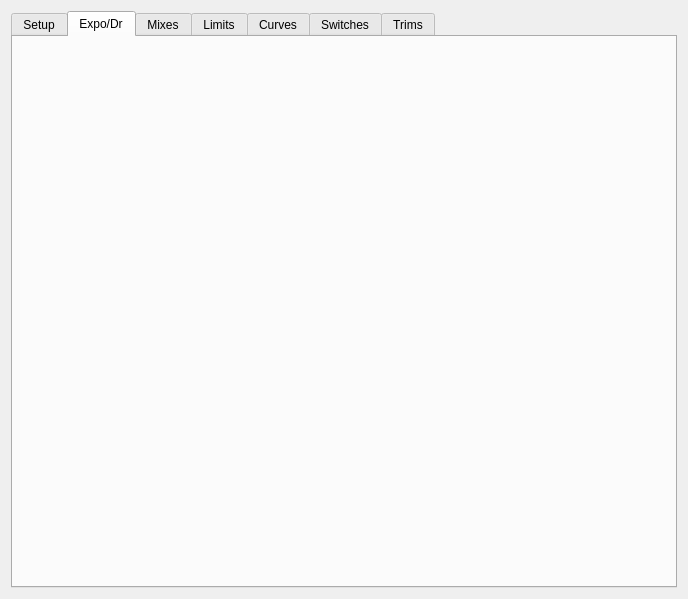
The window that src/modeledit.ui (xhorizont/eepe) describes before a commit, drawn with Qt 5.
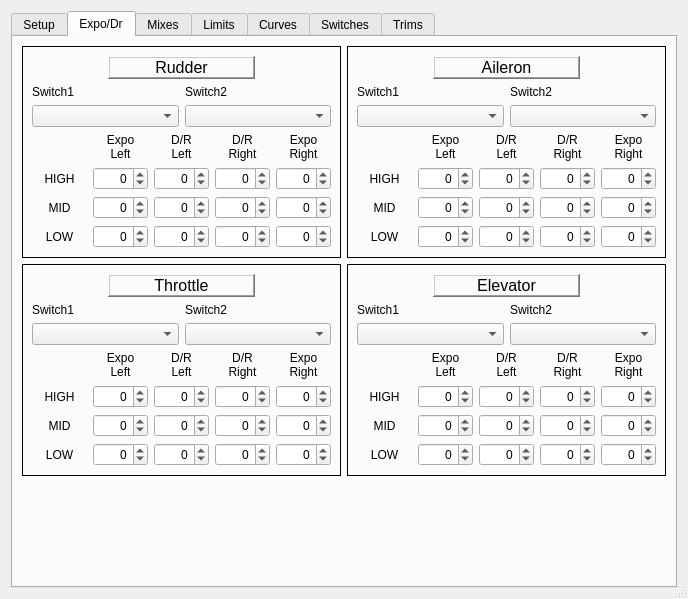
The same window after the commit. The open tabs and pages were chosen to show the change. Icons and pictures are not drawn.

```diff
--- a/src/modeledit.ui
+++ b/src/modeledit.ui
@@ -17,8 +17,11 @@
    <iconset>
     <normaloff>icon.ico</normaloff>icon.ico</iconset>
   </property>
+  <property name="sizeGripEnabled">
+   <bool>true</bool>
+  </property>
   <layout class="QGridLayout" name="gridLayout">
-   <item row="0" column="0">
+   <item row="0" column="1">
     <widget class="QTabWidget" name="tabWidget">
      <property name="currentIndex">
       <number>5</number>
@@ -339,6 +342,1169 @@
       <attribute name="title">
        <string>Expo/Dr</string>
       </attribute>
+      <layout class="QGridLayout" name="gridLayout_17">
+       <item row="0" column="0">
+        <widget class="QFrame" name="RUD_Frame">
+         <property name="frameShape">
+          <enum>QFrame::Panel</enum>
+         </property>
+         <property name="frameShadow">
+          <enum>QFrame::Plain</enum>
+         </property>
+         <layout class="QGridLayout" name="gridLayout_10">
+          <item row="0" column="1" colspan="2">
+           <widget class="QLabel" name="label_36">
+            <property name="font">
+             <font>
+              <pointsize>12</pointsize>
+             </font>
+            </property>
+            <property name="frameShape">
+             <enum>QFrame::WinPanel</enum>
+            </property>
+            <property name="frameShadow">
+             <enum>QFrame::Raised</enum>
+            </property>
+            <property name="text">
+             <string>Rudder</string>
+            </property>
+            <property name="alignment">
+             <set>Qt::AlignCenter</set>
+            </property>
+           </widget>
+          </item>
+          <item row="2" column="0" colspan="2">
+           <widget class="QComboBox" name="RUD_edrSw1"/>
+          </item>
+          <item row="2" column="2" colspan="2">
+           <widget class="QComboBox" name="RUD_edrSw2"/>
+          </item>
+          <item row="3" column="0" colspan="4">
+           <layout class="QGridLayout" name="gridLayout_9">
+            <item row="1" column="0">
+             <widget class="QLabel" name="label_37">
+              <property name="text">
+               <string>HIGH</string>
+              </property>
+              <property name="alignment">
+               <set>Qt::AlignCenter</set>
+              </property>
+             </widget>
+            </item>
+            <item row="1" column="1">
+             <widget class="QSpinBox" name="RUD_ExpoLHi">
+              <property name="alignment">
+               <set>Qt::AlignRight|Qt::AlignTrailing|Qt::AlignVCenter</set>
+              </property>
+              <property name="minimum">
+               <number>-125</number>
+              </property>
+              <property name="maximum">
+               <number>125</number>
+              </property>
+             </widget>
+            </item>
+            <item row="1" column="2">
+             <widget class="QSpinBox" name="RUD_DrLHi">
+              <property name="alignment">
+               <set>Qt::AlignRight|Qt::AlignTrailing|Qt::AlignVCenter</set>
+              </property>
+              <property name="minimum">
+               <number>-125</number>
+              </property>
+              <property name="maximum">
+               <number>125</number>
+              </property>
+             </widget>
+            </item>
+            <item row="1" column="3">
+             <widget class="QSpinBox" name="RUD_DrRHi">
+              <property name="alignment">
+               <set>Qt::AlignRight|Qt::AlignTrailing|Qt::AlignVCenter</set>
+              </property>
+              <property name="minimum">
+               <number>-125</number>
+              </property>
+              <property name="maximum">
+               <number>125</number>
+              </property>
+             </widget>
+            </item>
+            <item row="1" column="4">
+             <widget class="QSpinBox" name="RUD_ExpoRHi">
+              <property name="alignment">
+               <set>Qt::AlignRight|Qt::AlignTrailing|Qt::AlignVCenter</set>
+              </property>
+              <property name="minimum">
+               <number>-125</number>
+              </property>
+              <property name="maximum">
+               <number>125</number>
+              </property>
+             </widget>
+            </item>
+            <item row="2" column="0">
+             <widget class="QLabel" name="label_38">
+              <property name="text">
+               <string>MID</string>
+              </property>
+              <property name="alignment">
+               <set>Qt::AlignCenter</set>
+              </property>
+             </widget>
+            </item>
+            <item row="2" column="1">
+             <widget class="QSpinBox" name="RUD_ExpoLMid">
+              <property name="alignment">
+               <set>Qt::AlignRight|Qt::AlignTrailing|Qt::AlignVCenter</set>
+              </property>
+              <property name="minimum">
+               <number>-125</number>
+              </property>
+              <property name="maximum">
+               <number>125</number>
+              </property>
+             </widget>
+            </item>
+            <item row="2" column="2">
+             <widget class="QSpinBox" name="RUD_DrLMid">
+              <property name="alignment">
+               <set>Qt::AlignRight|Qt::AlignTrailing|Qt::AlignVCenter</set>
+              </property>
+              <property name="minimum">
+               <number>-125</number>
+              </property>
+              <property name="maximum">
+               <number>125</number>
+              </property>
+             </widget>
+            </item>
+            <item row="2" column="3">
+             <widget class="QSpinBox" name="RUD_DrRMid">
+              <property name="alignment">
+               <set>Qt::AlignRight|Qt::AlignTrailing|Qt::AlignVCenter</set>
+              </property>
+              <property name="minimum">
+               <number>-125</number>
+              </property>
+              <property name="maximum">
+               <number>125</number>
+              </property>
+             </widget>
+            </item>
+            <item row="2" column="4">
+             <widget class="QSpinBox" name="RUD_ExpoRMid">
+              <property name="alignment">
+               <set>Qt::AlignRight|Qt::AlignTrailing|Qt::AlignVCenter</set>
+              </property>
+              <property name="minimum">
+               <number>-125</number>
+              </property>
+              <property name="maximum">
+               <number>125</number>
+              </property>
+             </widget>
+            </item>
+            <item row="3" column="0">
+             <widget class="QLabel" name="label_39">
+              <property name="text">
+               <string>LOW</string>
+              </property>
+              <property name="alignment">
+               <set>Qt::AlignCenter</set>
+              </property>
+             </widget>
+            </item>
+            <item row="3" column="1">
+             <widget class="QSpinBox" name="RUD_ExpoLLow">
+              <property name="alignment">
+               <set>Qt::AlignRight|Qt::AlignTrailing|Qt::AlignVCenter</set>
+              </property>
+              <property name="minimum">
+               <number>-125</number>
+              </property>
+              <property name="maximum">
+               <number>125</number>
+              </property>
+             </widget>
+            </item>
+            <item row="3" column="2">
+             <widget class="QSpinBox" name="RUD_DrLLow">
+              <property name="alignment">
+               <set>Qt::AlignRight|Qt::AlignTrailing|Qt::AlignVCenter</set>
+              </property>
+              <property name="minimum">
+               <number>-125</number>
+              </property>
+              <property name="maximum">
+               <number>125</number>
+              </property>
+             </widget>
+            </item>
+            <item row="3" column="3">
+             <widget class="QSpinBox" name="RUD_DrRLow">
+              <property name="alignment">
+               <set>Qt::AlignRight|Qt::AlignTrailing|Qt::AlignVCenter</set>
+              </property>
+              <property name="minimum">
+               <number>-125</number>
+              </property>
+              <property name="maximum">
+               <number>125</number>
+              </property>
+             </widget>
+            </item>
+            <item row="3" column="4">
+             <widget class="QSpinBox" name="RUD_ExpoRLow">
+              <property name="alignment">
+               <set>Qt::AlignRight|Qt::AlignTrailing|Qt::AlignVCenter</set>
+              </property>
+              <property name="minimum">
+               <number>-125</number>
+              </property>
+              <property name="maximum">
+               <number>125</number>
+              </property>
+             </widget>
+            </item>
+            <item row="0" column="1">
+             <widget class="QLabel" name="label_64">
+              <property name="text">
+               <string>Expo
+Left</string>
+              </property>
+              <property name="alignment">
+               <set>Qt::AlignCenter</set>
+              </property>
+             </widget>
+            </item>
+            <item row="0" column="2">
+             <widget class="QLabel" name="label_65">
+              <property name="text">
+               <string>D/R
+Left</string>
+              </property>
+              <property name="alignment">
+               <set>Qt::AlignCenter</set>
+              </property>
+             </widget>
+            </item>
+            <item row="0" column="3">
+             <widget class="QLabel" name="label_69">
+              <property name="text">
+               <string>D/R
+Right</string>
+              </property>
+              <property name="alignment">
+               <set>Qt::AlignCenter</set>
+              </property>
+             </widget>
+            </item>
+            <item row="0" column="4">
+             <widget class="QLabel" name="label_77">
+              <property name="text">
+               <string>Expo
+Right</string>
+              </property>
+              <property name="alignment">
+               <set>Qt::AlignCenter</set>
+              </property>
+             </widget>
+            </item>
+           </layout>
+          </item>
+          <item row="1" column="0">
+           <widget class="QLabel" name="label_42">
+            <property name="text">
+             <string>Switch1</string>
+            </property>
+           </widget>
+          </item>
+          <item row="1" column="2">
+           <widget class="QLabel" name="label_43">
+            <property name="text">
+             <string>Switch2</string>
+            </property>
+           </widget>
+          </item>
+         </layout>
+        </widget>
+       </item>
+       <item row="0" column="1">
+        <widget class="QFrame" name="AIL_Frame">
+         <property name="frameShape">
+          <enum>QFrame::Panel</enum>
+         </property>
+         <property name="frameShadow">
+          <enum>QFrame::Plain</enum>
+         </property>
+         <layout class="QGridLayout" name="gridLayout_11">
+          <item row="0" column="1" colspan="2">
+           <widget class="QLabel" name="label_46">
+            <property name="font">
+             <font>
+              <pointsize>12</pointsize>
+             </font>
+            </property>
+            <property name="frameShape">
+             <enum>QFrame::WinPanel</enum>
+            </property>
+            <property name="frameShadow">
+             <enum>QFrame::Raised</enum>
+            </property>
+            <property name="text">
+             <string>Aileron</string>
+            </property>
+            <property name="alignment">
+             <set>Qt::AlignCenter</set>
+            </property>
+           </widget>
+          </item>
+          <item row="2" column="0" colspan="2">
+           <widget class="QComboBox" name="AIL_edrSw1"/>
+          </item>
+          <item row="2" column="2" colspan="2">
+           <widget class="QComboBox" name="AIL_edrSw2"/>
+          </item>
+          <item row="3" column="0" colspan="4">
+           <layout class="QGridLayout" name="gridLayout_12">
+            <item row="1" column="0">
+             <widget class="QLabel" name="label_51">
+              <property name="text">
+               <string>HIGH</string>
+              </property>
+              <property name="alignment">
+               <set>Qt::AlignCenter</set>
+              </property>
+             </widget>
+            </item>
+            <item row="1" column="1">
+             <widget class="QSpinBox" name="AIL_ExpoLHi">
+              <property name="alignment">
+               <set>Qt::AlignRight|Qt::AlignTrailing|Qt::AlignVCenter</set>
+              </property>
+              <property name="minimum">
+               <number>-125</number>
+              </property>
+              <property name="maximum">
+               <number>125</number>
+              </property>
+             </widget>
+            </item>
+            <item row="1" column="2">
+             <widget class="QSpinBox" name="AIL_DrLHi">
+              <property name="alignment">
+               <set>Qt::AlignRight|Qt::AlignTrailing|Qt::AlignVCenter</set>
+              </property>
+              <property name="minimum">
+               <number>-125</number>
+              </property>
+              <property name="maximum">
+               <number>125</number>
+              </property>
+             </widget>
+            </item>
+            <item row="1" column="3">
+             <widget class="QSpinBox" name="AIL_DrRHi">
+              <property name="alignment">
+               <set>Qt::AlignRight|Qt::AlignTrailing|Qt::AlignVCenter</set>
+              </property>
+              <property name="minimum">
+               <number>-125</number>
+              </property>
+              <property name="maximum">
+               <number>125</number>
+              </property>
+             </widget>
+            </item>
+            <item row="1" column="4">
+             <widget class="QSpinBox" name="AIL_ExpoRHi">
+              <property name="alignment">
+               <set>Qt::AlignRight|Qt::AlignTrailing|Qt::AlignVCenter</set>
+              </property>
+              <property name="minimum">
+               <number>-125</number>
+              </property>
+              <property name="maximum">
+               <number>125</number>
+              </property>
+             </widget>
+            </item>
+            <item row="2" column="0">
+             <widget class="QLabel" name="label_52">
+              <property name="text">
+               <string>MID</string>
+              </property>
+              <property name="alignment">
+               <set>Qt::AlignCenter</set>
+              </property>
+             </widget>
+            </item>
+            <item row="2" column="1">
+             <widget class="QSpinBox" name="AIL_ExpoLMid">
+              <property name="alignment">
+               <set>Qt::AlignRight|Qt::AlignTrailing|Qt::AlignVCenter</set>
+              </property>
+              <property name="minimum">
+               <number>-125</number>
+              </property>
+              <property name="maximum">
+               <number>125</number>
+              </property>
+             </widget>
+            </item>
+            <item row="2" column="2">
+             <widget class="QSpinBox" name="AIL_DrLMid">
+              <property name="alignment">
+               <set>Qt::AlignRight|Qt::AlignTrailing|Qt::AlignVCenter</set>
+              </property>
+              <property name="minimum">
+               <number>-125</number>
+              </property>
+              <property name="maximum">
+               <number>125</number>
+              </property>
+             </widget>
+            </item>
+            <item row="2" column="3">
+             <widget class="QSpinBox" name="AIL_DrRMid">
+              <property name="alignment">
+               <set>Qt::AlignRight|Qt::AlignTrailing|Qt::AlignVCenter</set>
+              </property>
+              <property name="minimum">
+               <number>-125</number>
+              </property>
+              <property name="maximum">
+               <number>125</number>
+              </property>
+             </widget>
+            </item>
+            <item row="2" column="4">
+             <widget class="QSpinBox" name="AIL_ExpoRMid">
+              <property name="alignment">
+               <set>Qt::AlignRight|Qt::AlignTrailing|Qt::AlignVCenter</set>
+              </property>
+              <property name="minimum">
+               <number>-125</number>
+              </property>
+              <property name="maximum">
+               <number>125</number>
+              </property>
+             </widget>
+            </item>
+            <item row="3" column="0">
+             <widget class="QLabel" name="label_53">
+              <property name="text">
+               <string>LOW</string>
+              </property>
+              <property name="alignment">
+               <set>Qt::AlignCenter</set>
+              </property>
+             </widget>
+            </item>
+            <item row="3" column="1">
+             <widget class="QSpinBox" name="AIL_ExpoLLow">
+              <property name="alignment">
+               <set>Qt::AlignRight|Qt::AlignTrailing|Qt::AlignVCenter</set>
+              </property>
+              <property name="minimum">
+               <number>-125</number>
+              </property>
+              <property name="maximum">
+               <number>125</number>
+              </property>
+             </widget>
+            </item>
+            <item row="3" column="2">
+             <widget class="QSpinBox" name="AIL_DrLLow">
+              <property name="alignment">
+               <set>Qt::AlignRight|Qt::AlignTrailing|Qt::AlignVCenter</set>
+              </property>
+              <property name="minimum">
+               <number>-125</number>
+              </property>
+              <property name="maximum">
+               <number>125</number>
+              </property>
+             </widget>
+            </item>
+            <item row="3" column="3">
+             <widget class="QSpinBox" name="AIL_DrRLow">
+              <property name="alignment">
+               <set>Qt::AlignRight|Qt::AlignTrailing|Qt::AlignVCenter</set>
+              </property>
+              <property name="minimum">
+               <number>-125</number>
+              </property>
+              <property name="maximum">
+               <number>125</number>
+              </property>
+             </widget>
+            </item>
+            <item row="3" column="4">
+             <widget class="QSpinBox" name="AIL_ExpoRLow">
+              <property name="alignment">
+               <set>Qt::AlignRight|Qt::AlignTrailing|Qt::AlignVCenter</set>
+              </property>
+              <property name="minimum">
+               <number>-125</number>
+              </property>
+              <property name="maximum">
+               <number>125</number>
+              </property>
+             </widget>
+            </item>
+            <item row="0" column="1">
+             <widget class="QLabel" name="label_67">
+              <property name="text">
+               <string>Expo
+Left</string>
+              </property>
+              <property name="alignment">
+               <set>Qt::AlignCenter</set>
+              </property>
+             </widget>
+            </item>
+            <item row="0" column="3">
+             <widget class="QLabel" name="label_70">
+              <property name="text">
+               <string>D/R
+Right</string>
+              </property>
+              <property name="alignment">
+               <set>Qt::AlignCenter</set>
+              </property>
+             </widget>
+            </item>
+            <item row="0" column="2">
+             <widget class="QLabel" name="label_75">
+              <property name="text">
+               <string>D/R
+Left</string>
+              </property>
+              <property name="alignment">
+               <set>Qt::AlignCenter</set>
+              </property>
+             </widget>
+            </item>
+            <item row="0" column="4">
+             <widget class="QLabel" name="label_78">
+              <property name="text">
+               <string>Expo
+Right</string>
+              </property>
+              <property name="alignment">
+               <set>Qt::AlignCenter</set>
+              </property>
+             </widget>
+            </item>
+           </layout>
+          </item>
+          <item row="1" column="2">
+           <widget class="QLabel" name="label_44">
+            <property name="text">
+             <string>Switch2</string>
+            </property>
+           </widget>
+          </item>
+          <item row="1" column="0">
+           <widget class="QLabel" name="label_48">
+            <property name="text">
+             <string>Switch1</string>
+            </property>
+           </widget>
+          </item>
+         </layout>
+        </widget>
+       </item>
+       <item row="1" column="0">
+        <widget class="QFrame" name="THR_Frame">
+         <property name="frameShape">
+          <enum>QFrame::Panel</enum>
+         </property>
+         <property name="frameShadow">
+          <enum>QFrame::Plain</enum>
+         </property>
+         <layout class="QGridLayout" name="gridLayout_13">
+          <item row="0" column="1" colspan="2">
+           <widget class="QLabel" name="label_56">
+            <property name="font">
+             <font>
+              <pointsize>12</pointsize>
+             </font>
+            </property>
+            <property name="frameShape">
+             <enum>QFrame::WinPanel</enum>
+            </property>
+            <property name="frameShadow">
+             <enum>QFrame::Raised</enum>
+            </property>
+            <property name="text">
+             <string>Throttle</string>
+            </property>
+            <property name="alignment">
+             <set>Qt::AlignCenter</set>
+            </property>
+           </widget>
+          </item>
+          <item row="3" column="0" colspan="2">
+           <widget class="QComboBox" name="THR_edrSw1"/>
+          </item>
+          <item row="3" column="2" colspan="2">
+           <widget class="QComboBox" name="THR_edrSw2"/>
+          </item>
+          <item row="4" column="0" colspan="4">
+           <layout class="QGridLayout" name="gridLayout_14">
+            <item row="0" column="2">
+             <widget class="QLabel" name="label_58">
+              <property name="text">
+               <string>D/R
+Left</string>
+              </property>
+              <property name="alignment">
+               <set>Qt::AlignCenter</set>
+              </property>
+             </widget>
+            </item>
+            <item row="0" column="3">
+             <widget class="QLabel" name="label_59">
+              <property name="text">
+               <string>D/R
+Right</string>
+              </property>
+              <property name="alignment">
+               <set>Qt::AlignCenter</set>
+              </property>
+             </widget>
+            </item>
+            <item row="0" column="4">
+             <widget class="QLabel" name="label_60">
+              <property name="text">
+               <string>Expo
+Right</string>
+              </property>
+              <property name="alignment">
+               <set>Qt::AlignCenter</set>
+              </property>
+             </widget>
+            </item>
+            <item row="1" column="0">
+             <widget class="QLabel" name="label_61">
+              <property name="text">
+               <string>HIGH</string>
+              </property>
+              <property name="alignment">
+               <set>Qt::AlignCenter</set>
+              </property>
+             </widget>
+            </item>
+            <item row="1" column="1">
+             <widget class="QSpinBox" name="THR_ExpoLHi">
+              <property name="alignment">
+               <set>Qt::AlignRight|Qt::AlignTrailing|Qt::AlignVCenter</set>
+              </property>
+              <property name="minimum">
+               <number>-125</number>
+              </property>
+              <property name="maximum">
+               <number>125</number>
+              </property>
+             </widget>
+            </item>
+            <item row="1" column="2">
+             <widget class="QSpinBox" name="THR_DrLHi">
+              <property name="alignment">
+               <set>Qt::AlignRight|Qt::AlignTrailing|Qt::AlignVCenter</set>
+              </property>
+              <property name="minimum">
+               <number>-125</number>
+              </property>
+              <property name="maximum">
+               <number>125</number>
+              </property>
+             </widget>
+            </item>
+            <item row="1" column="3">
+             <widget class="QSpinBox" name="THR_DrRHi">
+              <property name="alignment">
+               <set>Qt::AlignRight|Qt::AlignTrailing|Qt::AlignVCenter</set>
+              </property>
+              <property name="minimum">
+               <number>-125</number>
+              </property>
+              <property name="maximum">
+               <number>125</number>
+              </property>
+             </widget>
+            </item>
+            <item row="1" column="4">
+             <widget class="QSpinBox" name="THR_ExpoRHi">
+              <property name="alignment">
+               <set>Qt::AlignRight|Qt::AlignTrailing|Qt::AlignVCenter</set>
+              </property>
+              <property name="minimum">
+               <number>-125</number>
+              </property>
+              <property name="maximum">
+               <number>125</number>
+              </property>
+             </widget>
+            </item>
+            <item row="2" column="0">
+             <widget class="QLabel" name="label_62">
+              <property name="text">
+               <string>MID</string>
+              </property>
+              <property name="alignment">
+               <set>Qt::AlignCenter</set>
+              </property>
+             </widget>
+            </item>
+            <item row="2" column="1">
+             <widget class="QSpinBox" name="THR_ExpoLMid">
+              <property name="alignment">
+               <set>Qt::AlignRight|Qt::AlignTrailing|Qt::AlignVCenter</set>
+              </property>
+              <property name="minimum">
+               <number>-125</number>
+              </property>
+              <property name="maximum">
+               <number>125</number>
+              </property>
+             </widget>
+            </item>
+            <item row="2" column="2">
+             <widget class="QSpinBox" name="THR_DrLMid">
+              <property name="alignment">
+               <set>Qt::AlignRight|Qt::AlignTrailing|Qt::AlignVCenter</set>
+              </property>
+              <property name="minimum">
+               <number>-125</number>
+              </property>
+              <property name="maximum">
+               <number>125</number>
+              </property>
+             </widget>
+            </item>
+            <item row="2" column="3">
+             <widget class="QSpinBox" name="THR_DrRMid">
+              <property name="alignment">
+               <set>Qt::AlignRight|Qt::AlignTrailing|Qt::AlignVCenter</set>
+              </property>
+              <property name="minimum">
+               <number>-125</number>
+              </property>
+              <property name="maximum">
+               <number>125</number>
+              </property>
+             </widget>
+            </item>
+            <item row="2" column="4">
+             <widget class="QSpinBox" name="THR_ExpoRMid">
+              <property name="alignment">
+               <set>Qt::AlignRight|Qt::AlignTrailing|Qt::AlignVCenter</set>
+              </property>
+              <property name="minimum">
+               <number>-125</number>
+              </property>
+              <property name="maximum">
+               <number>125</number>
+              </property>
+             </widget>
+            </item>
+            <item row="3" column="0">
+             <widget class="QLabel" name="label_63">
+              <property name="text">
+               <string>LOW</string>
+              </property>
+              <property name="alignment">
+               <set>Qt::AlignCenter</set>
+              </property>
+             </widget>
+            </item>
+            <item row="3" column="1">
+             <widget class="QSpinBox" name="THR_ExpoLLow">
+              <property name="alignment">
+               <set>Qt::AlignRight|Qt::AlignTrailing|Qt::AlignVCenter</set>
+              </property>
+              <property name="minimum">
+               <number>-125</number>
+              </property>
+              <property name="maximum">
+               <number>125</number>
+              </property>
+             </widget>
+            </item>
+            <item row="3" column="2">
+             <widget class="QSpinBox" name="THR_DrLLow">
+              <property name="alignment">
+               <set>Qt::AlignRight|Qt::AlignTrailing|Qt::AlignVCenter</set>
+              </property>
+              <property name="minimum">
+               <number>-125</number>
+              </property>
+              <property name="maximum">
+               <number>125</number>
+              </property>
+             </widget>
+            </item>
+            <item row="3" column="3">
+             <widget class="QSpinBox" name="THR_DrRLow">
+              <property name="alignment">
+               <set>Qt::AlignRight|Qt::AlignTrailing|Qt::AlignVCenter</set>
+              </property>
+              <property name="minimum">
+               <number>-125</number>
+              </property>
+              <property name="maximum">
+               <number>125</number>
+              </property>
+             </widget>
+            </item>
+            <item row="3" column="4">
+             <widget class="QSpinBox" name="THR_ExpoRLow">
+              <property name="alignment">
+               <set>Qt::AlignRight|Qt::AlignTrailing|Qt::AlignVCenter</set>
+              </property>
+              <property name="minimum">
+               <number>-125</number>
+              </property>
+              <property name="maximum">
+               <number>125</number>
+              </property>
+             </widget>
+            </item>
+            <item row="0" column="1">
+             <widget class="QLabel" name="label_57">
+              <property name="text">
+               <string>Expo
+Left</string>
+              </property>
+              <property name="alignment">
+               <set>Qt::AlignCenter</set>
+              </property>
+             </widget>
+            </item>
+           </layout>
+          </item>
+          <item row="2" column="0">
+           <widget class="QLabel" name="label_40">
+            <property name="text">
+             <string>Switch1</string>
+            </property>
+           </widget>
+          </item>
+          <item row="2" column="2">
+           <widget class="QLabel" name="label_41">
+            <property name="text">
+             <string>Switch2</string>
+            </property>
+           </widget>
+          </item>
+         </layout>
+        </widget>
+       </item>
+       <item row="1" column="1">
+        <widget class="QFrame" name="ELE_Frame">
+         <property name="frameShape">
+          <enum>QFrame::Panel</enum>
+         </property>
+         <property name="frameShadow">
+          <enum>QFrame::Plain</enum>
+         </property>
+         <layout class="QGridLayout" name="gridLayout_15">
+          <item row="0" column="1" colspan="2">
+           <widget class="QLabel" name="label_66">
+            <property name="font">
+             <font>
+              <pointsize>12</pointsize>
+             </font>
+            </property>
+            <property name="frameShape">
+             <enum>QFrame::WinPanel</enum>
+            </property>
+            <property name="frameShadow">
+             <enum>QFrame::Raised</enum>
+            </property>
+            <property name="text">
+             <string>Elevator</string>
+            </property>
+            <property name="alignment">
+             <set>Qt::AlignCenter</set>
+            </property>
+           </widget>
+          </item>
+          <item row="2" column="0" colspan="2">
+           <widget class="QComboBox" name="ELE_edrSw1"/>
+          </item>
+          <item row="2" column="2" colspan="2">
+           <widget class="QComboBox" name="ELE_edrSw2"/>
+          </item>
+          <item row="3" column="0" colspan="4">
+           <layout class="QGridLayout" name="gridLayout_16">
+            <item row="1" column="0">
+             <widget class="QLabel" name="label_71">
+              <property name="text">
+               <string>HIGH</string>
+              </property>
+              <property name="alignment">
+               <set>Qt::AlignCenter</set>
+              </property>
+             </widget>
+            </item>
+            <item row="1" column="1">
+             <widget class="QSpinBox" name="ELE_ExpoLHi">
+              <property name="alignment">
+               <set>Qt::AlignRight|Qt::AlignTrailing|Qt::AlignVCenter</set>
+              </property>
+              <property name="minimum">
+               <number>-125</number>
+              </property>
+              <property name="maximum">
+               <number>125</number>
+              </property>
+             </widget>
+            </item>
+            <item row="1" column="2">
+             <widget class="QSpinBox" name="ELE_DrLHi">
+              <property name="alignment">
+               <set>Qt::AlignRight|Qt::AlignTrailing|Qt::AlignVCenter</set>
+              </property>
+              <property name="minimum">
+               <number>-125</number>
+              </property>
+              <property name="maximum">
+               <number>125</number>
+              </property>
+             </widget>
+            </item>
+            <item row="1" column="3">
+             <widget class="QSpinBox" name="ELE_DrRHi">
+              <property name="alignment">
+               <set>Qt::AlignRight|Qt::AlignTrailing|Qt::AlignVCenter</set>
+              </property>
+              <property name="minimum">
+               <number>-125</number>
+              </property>
+              <property name="maximum">
+               <number>125</number>
+              </property>
+             </widget>
+            </item>
+            <item row="1" column="4">
+             <widget class="QSpinBox" name="ELE_ExpoRHi">
+              <property name="alignment">
+               <set>Qt::AlignRight|Qt::AlignTrailing|Qt::AlignVCenter</set>
+              </property>
+              <property name="minimum">
+               <number>-125</number>
+              </property>
+              <property name="maximum">
+               <number>125</number>
+              </property>
+             </widget>
+            </item>
+            <item row="2" column="0">
+             <widget class="QLabel" name="label_72">
+              <property name="text">
+               <string>MID</string>
+              </property>
+              <property name="alignment">
+               <set>Qt::AlignCenter</set>
+              </property>
+             </widget>
+            </item>
+            <item row="2" column="1">
+             <widget class="QSpinBox" name="ELE_ExpoLMid">
+              <property name="alignment">
+               <set>Qt::AlignRight|Qt::AlignTrailing|Qt::AlignVCenter</set>
+              </property>
+              <property name="minimum">
+               <number>-125</number>
+              </property>
+              <property name="maximum">
+               <number>125</number>
+              </property>
+             </widget>
+            </item>
+            <item row="2" column="2">
+             <widget class="QSpinBox" name="ELE_DrLMid">
+              <property name="alignment">
+               <set>Qt::AlignRight|Qt::AlignTrailing|Qt::AlignVCenter</set>
+              </property>
+              <property name="minimum">
+               <number>-125</number>
+              </property>
+              <property name="maximum">
+               <number>125</number>
+              </property>
+             </widget>
+            </item>
+            <item row="2" column="3">
+             <widget class="QSpinBox" name="ELE_DrRMid">
+              <property name="alignment">
+               <set>Qt::AlignRight|Qt::AlignTrailing|Qt::AlignVCenter</set>
+              </property>
+              <property name="minimum">
+               <number>-125</number>
+              </property>
+              <property name="maximum">
+               <number>125</number>
+              </property>
+             </widget>
+            </item>
+            <item row="2" column="4">
+             <widget class="QSpinBox" name="ELE_ExpoRMid">
+              <property name="alignment">
+               <set>Qt::AlignRight|Qt::AlignTrailing|Qt::AlignVCenter</set>
+              </property>
+              <property name="minimum">
+               <number>-125</number>
+              </property>
+              <property name="maximum">
+               <number>125</number>
+              </property>
+             </widget>
+            </item>
+            <item row="3" column="0">
+             <widget class="QLabel" name="label_73">
+              <property name="text">
+               <string>LOW</string>
+              </property>
+              <property name="alignment">
+               <set>Qt::AlignCenter</set>
+              </property>
+             </widget>
+            </item>
+            <item row="3" column="1">
+             <widget class="QSpinBox" name="ELE_ExpoLLow">
+              <property name="alignment">
+               <set>Qt::AlignRight|Qt::AlignTrailing|Qt::AlignVCenter</set>
+              </property>
+              <property name="minimum">
+               <number>-125</number>
+              </property>
+              <property name="maximum">
+               <number>125</number>
+              </property>
+             </widget>
+            </item>
+            <item row="3" column="2">
+             <widget class="QSpinBox" name="ELE_DrLLow">
+              <property name="alignment">
+               <set>Qt::AlignRight|Qt::AlignTrailing|Qt::AlignVCenter</set>
+              </property>
+              <property name="minimum">
+               <number>-125</number>
+              </property>
+              <property name="maximum">
+               <number>125</number>
+              </property>
+             </widget>
+            </item>
+            <item row="3" column="3">
+             <widget class="QSpinBox" name="ELE_DrRLow">
+              <property name="alignment">
+               <set>Qt::AlignRight|Qt::AlignTrailing|Qt::AlignVCenter</set>
+              </property>
+              <property name="minimum">
+               <number>-125</number>
+              </property>
+              <property name="maximum">
+               <number>125</number>
+              </property>
+             </widget>
+            </item>
+            <item row="3" column="4">
+             <widget class="QSpinBox" name="ELE_ExpoRLow">
+              <property name="alignment">
+               <set>Qt::AlignRight|Qt::AlignTrailing|Qt::AlignVCenter</set>
+              </property>
+              <property name="minimum">
+               <number>-125</number>
+              </property>
+              <property name="maximum">
+               <number>125</number>
+              </property>
+             </widget>
+            </item>
+            <item row="0" column="1">
+             <widget class="QLabel" name="label_68">
+              <property name="text">
+               <string>Expo
+Left</string>
+              </property>
+              <property name="alignment">
+               <set>Qt::AlignCenter</set>
+              </property>
+             </widget>
+            </item>
+            <item row="0" column="3">
+             <widget class="QLabel" name="label_74">
+              <property name="text">
+               <string>D/R
+Right</string>
+              </property>
+              <property name="alignment">
+               <set>Qt::AlignCenter</set>
+              </property>
+             </widget>
+            </item>
+            <item row="0" column="2">
+             <widget class="QLabel" name="label_76">
+              <property name="text">
+               <string>D/R
+Left</string>
+              </property>
+              <property name="alignment">
+               <set>Qt::AlignCenter</set>
+              </property>
+             </widget>
+            </item>
+            <item row="0" column="4">
+             <widget class="QLabel" name="label_79">
+              <property name="text">
+               <string>Expo
+Right</string>
+              </property>
+              <property name="alignment">
+               <set>Qt::AlignCenter</set>
+              </property>
+             </widget>
+            </item>
+           </layout>
+          </item>
+          <item row="1" column="2">
+           <widget class="QLabel" name="label_45">
+            <property name="text">
+             <string>Switch2</string>
+            </property>
+           </widget>
+          </item>
+          <item row="1" column="0">
+           <widget class="QLabel" name="label_47">
+            <property name="text">
+             <string>Switch1</string>
+            </property>
+           </widget>
+          </item>
+         </layout>
+        </widget>
+       </item>
+       <item row="2" column="0">
+        <spacer name="verticalSpacer">
+         <property name="orientation">
+          <enum>Qt::Vertical</enum>
+         </property>
+         <property name="sizeHint" stdset="0">
+          <size>
+           <width>20</width>
+           <height>40</height>
+          </size>
+         </property>
+        </spacer>
+       </item>
+      </layout>
      </widget>
      <widget class="QWidget" name="tabMix">
       <attribute name="title">
```
Left out of the diff: 22 changed lines with no effect on the pictures.
